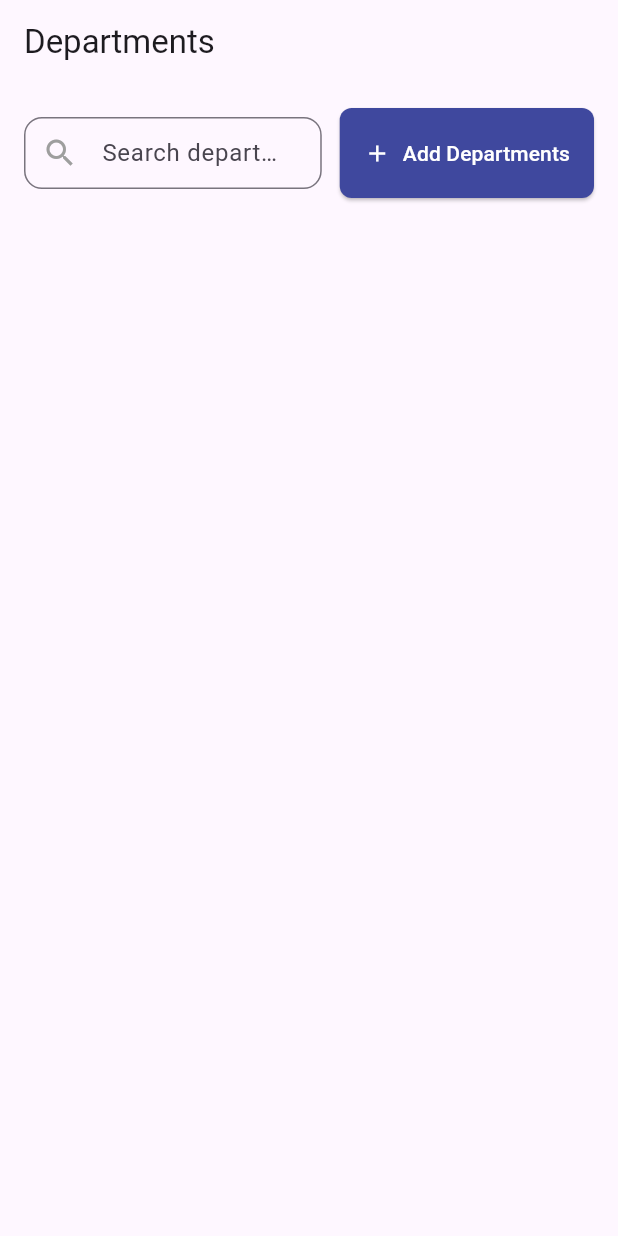
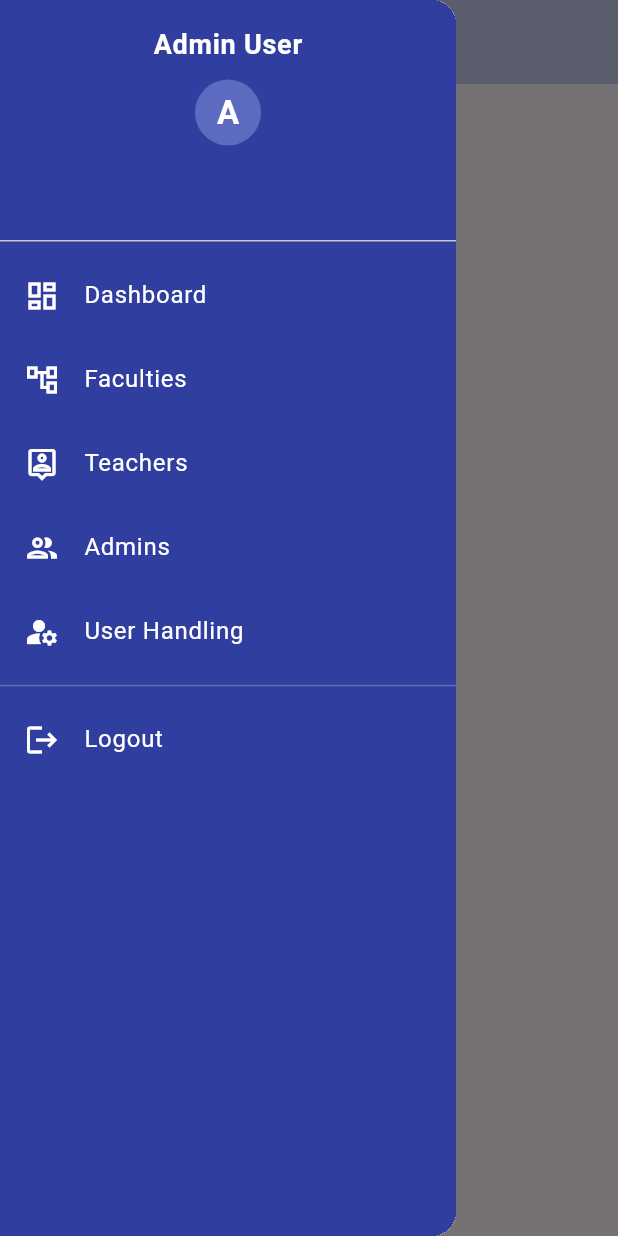
Before and after one commit to AttendanceSys/attendance_system, a Flutter app: the screen it shows after launch, with the side drawer open (before the commit the screen has no drawer), on a phone screen of 412 x 824 dp. Run offline on Flutter 3.47's test engine with Material 3 defaults, Android fonts, the light colour scheme and no system bars.

Commit message:
Added new sidebar layout and admin panel

```diff
--- a/lib/main.dart
+++ b/lib/main.dart
@@ -1,9 +1,5 @@
 import 'package:flutter/material.dart';
-import './screens/departScreen.dart'; // Import the DepartmentScreen
-
-void main() {
-  runApp(const MyApp());
-}
+import 'main_layout.dart'; // Correct import
 
 class MyApp extends StatelessWidget {
   const MyApp({super.key});
@@ -15,8 +11,14 @@ class MyApp extends StatelessWidget {
       debugShowCheckedModeBanner: false,
       theme: ThemeData(
         primarySwatch: Colors.indigo,
+        useMaterial3: true,
       ),
-      home: const DepartmentScreen(),
+      home: const MainLayout(),
     );
   }
 }
+
+// Add this entry point:
+void main() {
+  runApp(const MyApp());
+}
--- /dev/null
+++ b/lib/main_layout.dart
@@ -0,0 +1,195 @@
+import 'package:flutter/material.dart';
+import 'components/admin_sidebar.dart';
+import 'screens/departScreen.dart';
+
+class MainLayout extends StatefulWidget {
+  const MainLayout({super.key});
+
+  @override
+  State<MainLayout> createState() => _MainLayoutState();
+}
+
+class _MainLayoutState extends State<MainLayout> {
+  int _selectedIndex = 0;
+
+  final List<String> _titles = [
+    'Dashboard',
+    'Faculties',
+    'Teachers',
+    'Admins',
+    'User Handling',
+  ];
+
+  final List<Widget> _pages = const [
+    Center(child: Text('Dashboard Page')),
+    Center(child: Text('Faculties Page')),
+    Center(child: Text('Teachers Page')),
+    Center(child: Text('Admins Page')),
+    Center(child: Text('User Handling Page')),
+  ];
+
+  final List<IconData> _icons = [
+    Icons.dashboard_outlined,
+    Icons.account_tree_outlined,
+    Icons.person_pin_outlined,
+    Icons.group_outlined,
+    Icons.manage_accounts,
+  ];
+
+  Widget buildMenuList({required bool isMobile}) {
+    return Column(
+      children: [
+        ...List.generate(_titles.length, (index) {
+          return ListTile(
+            leading: Icon(_icons[index], color: Colors.white),
+            title: Text(
+              _titles[index],
+              style: const TextStyle(color: Colors.white),
+            ),
+            selected: _selectedIndex == index,
+            selectedTileColor: Colors.indigo,
+            onTap: () {
+              setState(() {
+                _selectedIndex = index;
+                if (isMobile) Navigator.pop(context);
+              });
+            },
+          );
+        }),
+        const Divider(color: Colors.white24),
+        ListTile(
+          leading: const Icon(Icons.logout, color: Colors.white),
+          title: const Text('Logout', style: TextStyle(color: Colors.white)),
+          onTap: () {
+            ScaffoldMessenger.of(
+              context,
+            ).showSnackBar(const SnackBar(content: Text('Logout pressed')));
+          },
+        ),
+      ],
+    );
+  }
+
+  @override
+  Widget build(BuildContext context) {
+    final isMobile = MediaQuery.of(context).size.width < 600;
+
+    return Scaffold(
+      appBar: isMobile
+          ? AppBar(
+              title: Text(_titles[_selectedIndex]),
+              backgroundColor: Colors.indigo.shade100,
+              leading: Builder(
+                builder: (context) => IconButton(
+                  icon: const Icon(Icons.menu),
+                  onPressed: () => Scaffold.of(context).openDrawer(),
+                ),
+              ),
+            )
+          : null,
+      drawer: isMobile
+          ? Drawer(
+              child: Container(
+                color: Colors.indigo.shade700,
+                child: ListView(
+                  padding: EdgeInsets.zero,
+                  children: [
+                    DrawerHeader(
+                      decoration: BoxDecoration(color: Colors.indigo.shade700),
+                      child: Column(
+                        children: [
+                          Center(
+                            child: Text(
+                              'Admin User',
+                              style: const TextStyle(
+                                color: Colors.white,
+                                fontSize: 18,
+                                fontWeight: FontWeight.bold,
+                              ),
+                            ),
+                          ),
+                          const SizedBox(height: 10),
+                          CircleAvatar(
+                            radius: 22,
+                            backgroundColor: Colors.indigo.shade400,
+                            child: const Text(
+                              'A',
+                              style: TextStyle(
+                                color: Colors.white,
+                                fontSize: 22,
+                                fontWeight: FontWeight.bold,
+                              ),
+                            ),
+                          ),
+                        ],
+                      ),
+                    ),
+                    buildMenuList(isMobile: true),
+                  ],
+                ),
+              ),
+            )
+          : null,
+      body: Row(
+        children: [
+          if (!isMobile)
+            Container(
+              width: 220,
+              color: Colors.indigo.shade700,
+              child: Column(
+                crossAxisAlignment: CrossAxisAlignment.stretch,
+                children: [
+                  const SizedBox(height: 24),
+                  Padding(
+                    padding: const EdgeInsets.symmetric(horizontal: 16),
+                    child: Center(
+                      child: Text(
+                        'Admin User',
+                        style: const TextStyle(
+                          color: Colors.white,
+                          fontSize: 18,
+                          fontWeight: FontWeight.bold,
+                        ),
+                        overflow: TextOverflow.ellipsis,
+                      ),
+                    ),
+                  ),
+                  const SizedBox(height: 10),
+                  Center(
+                    child: CircleAvatar(
+                      radius: 22,
+                      backgroundColor: Colors.indigo.shade400,
+                      child: const Text(
+                        'A',
+                        style: TextStyle(
+                          color: Colors.white,
+                          fontSize: 22,
+                          fontWeight: FontWeight.bold,
+                        ),
+                      ),
+                    ),
+                  ),
+                  const SizedBox(height: 16),
+                  const Divider(color: Colors.white24, thickness: 1),
+                  Expanded(child: buildMenuList(isMobile: false)),
+                ],
+              ),
+            ),
+          if (!isMobile) const VerticalDivider(thickness: 1, width: 1),
+          Expanded(
+            child: Column(
+              children: [
+                if (!isMobile)
+                  AppBar(
+                    title: Text(_titles[_selectedIndex]),
+                    backgroundColor: Colors.indigo.shade100,
+                  ),
+                Expanded(child: _pages[_selectedIndex]),
+              ],
+            ),
+          ),
+        ],
+      ),
+    );
+  }
+}
```
Also changed, not shown: lib/components/admin_sidebar.dart (added, +180 -0 lines), lib/screens/departScreen.dart (+10 -3 lines).
